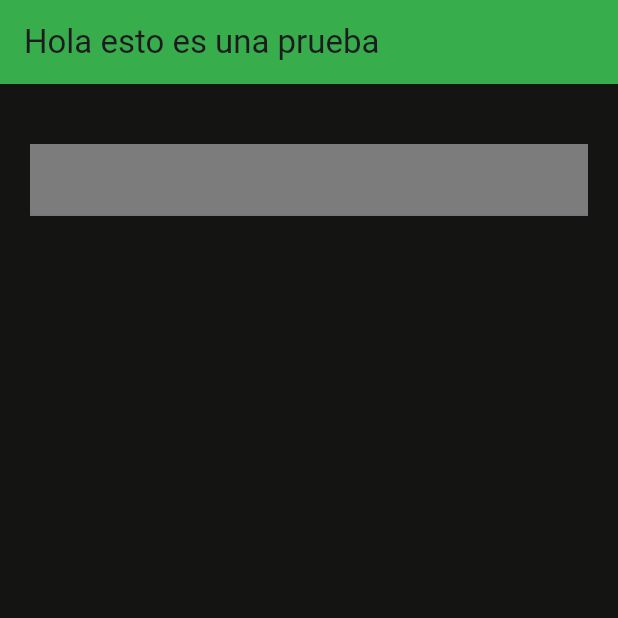
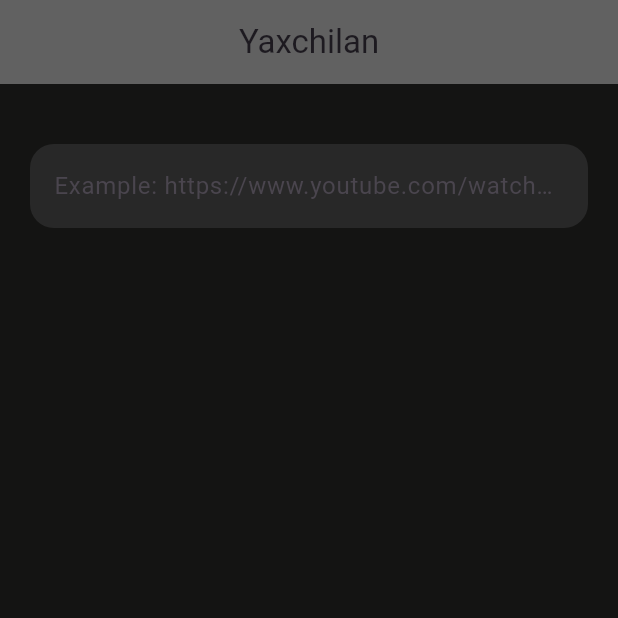
Before and after one commit to Luis-Antonio-Mendez-Rodriguez/Yaxchilan, a Flutter app: the screen it shows after launch, on a phone screen of 412 x 824 dp, the top half of it. Run offline on Flutter 3.47's test engine with Material 3 defaults, Android fonts, the phone set to English and light mode, and no system bars.

Commit message:
Last commit of the day
I added the first text filed, i still need to add a "label" that says link, and copy that code to every other text flied, i also need to add the album image searcher and other stuff too

```diff
--- a/yaxchilan_flutter/lib/Pages/Home.dart
+++ b/yaxchilan_flutter/lib/Pages/Home.dart
@@ -7,8 +7,9 @@ class HomePage extends StatelessWidget {
   Widget build(BuildContext context) {
     return Scaffold(
       appBar: AppBar(
-        title: Text('Hola esto es una prueba'),
-        backgroundColor: const Color.fromARGB(255, 55, 174, 75),
+        title: Text('Yaxchilan'),
+        centerTitle: true,
+        backgroundColor: const Color.fromARGB(255, 97, 97, 97),
       ),
 
       body: Column(
@@ -17,11 +18,20 @@ class HomePage extends StatelessWidget {
             margin: EdgeInsets.only(top: 40,left: 20,right: 20),
             decoration: BoxDecoration(
               boxShadow: [
-                BoxShadow(color: const Color.fromARGB(255, 124, 124, 124))
-              ]
+                BoxShadow(color: const Color.fromARGB(255, 40, 40, 40))
+              ],
+              borderRadius: BorderRadius.circular(16)
             ),
             child: TextField(
-
+              decoration: const InputDecoration(
+                hintText: 'Example: https://www.youtube.com/watch?v=YourMusicVideoToDownload',
+                border: OutlineInputBorder(
+                  borderSide: BorderSide.none
+                )
+              ),
+              style: const TextStyle(
+                color: Color.fromARGB(255, 205, 205, 205)
+              ),
             )
           )
         ],
```
